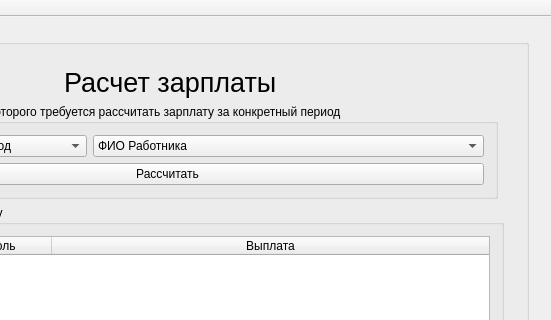
Qt form salary/salary.ui (a-mihaylov/salary) before a commit; both pictures show x 433 to 984 and y 0 to 320 of the 984 by 567 pixel window.
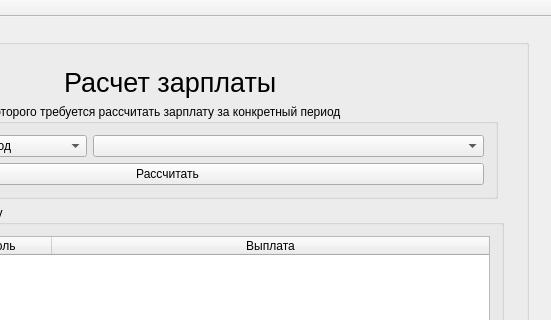
The same form after that commit. The open tabs and pages were chosen to show the change.

Commit message: Заполнение фамилий в расчете ЗП при старте программы

What changed in the file:
```diff
--- a/salary/salary.ui
+++ b/salary/salary.ui
@@ -1048,11 +1048,6 @@
                       <verstretch>0</verstretch>
                      </sizepolicy>
                     </property>
-                    <item>
-                     <property name="text">
-                      <string>ФИО Работника</string>
-                     </property>
-                    </item>
                    </widget>
                   </item>
                   <item row="1" column="0" colspan="3">
```
Left out of the diff: 2 changed lines with no effect on the pictures. The commit also changes 1 other file.
